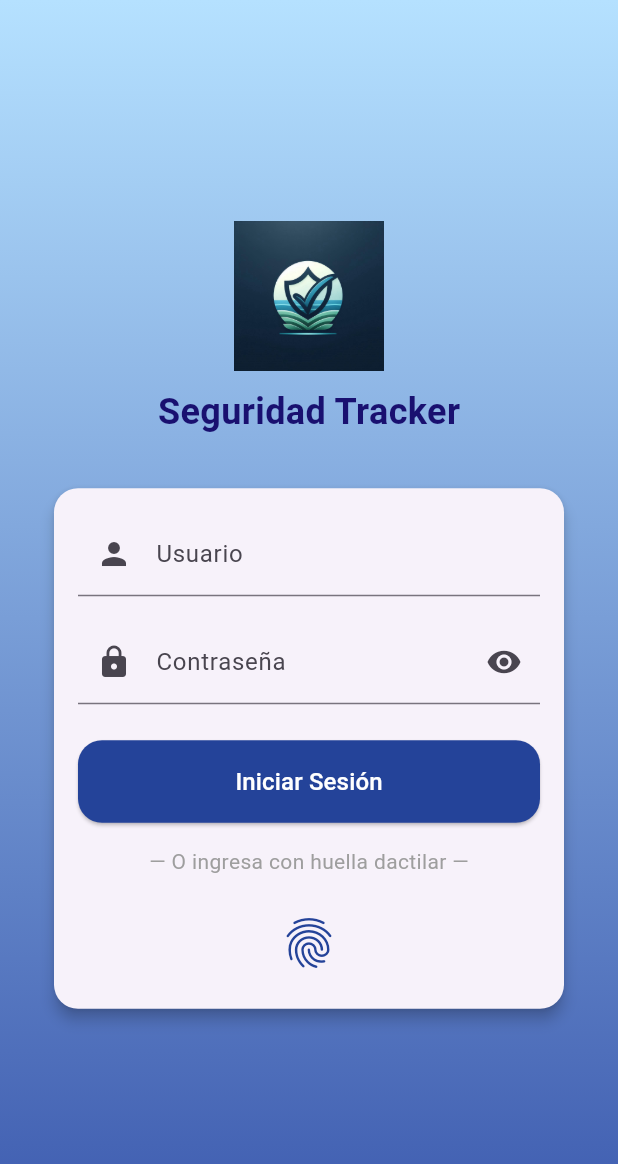
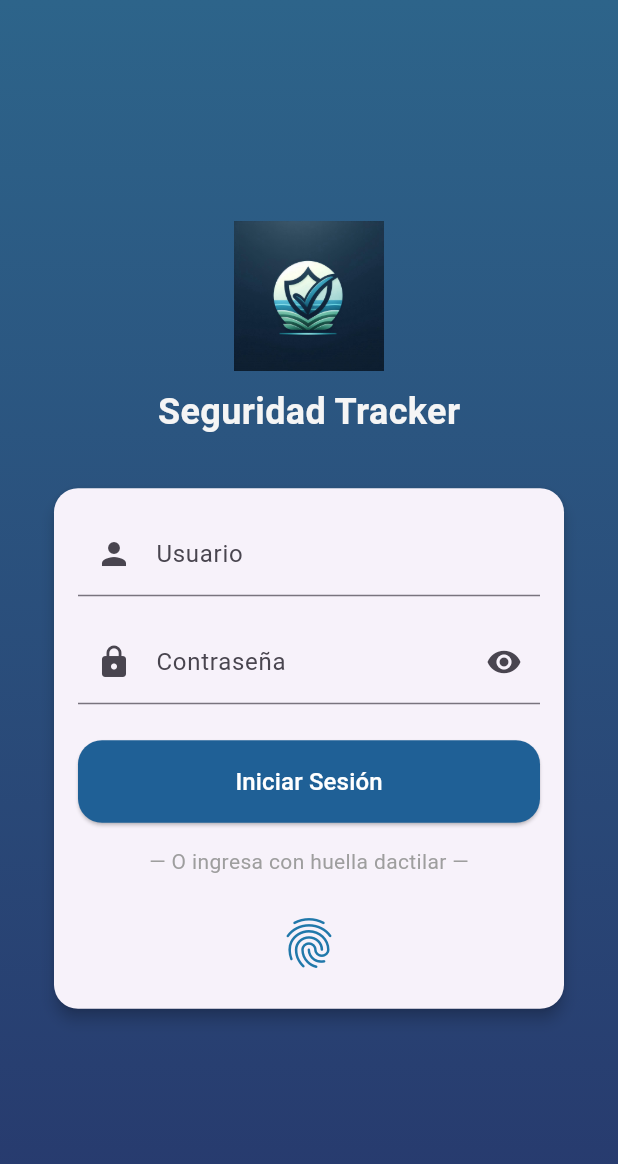
Before and after one commit to AndryusDev/SeguiradadTracker-App, a Flutter app: the screen it shows after launch, on a phone screen of 412 x 824 dp. Shown: the top 1164 px of the screen. Run offline on Flutter 3.47's test engine with Material 3 defaults, Android fonts, the light colour scheme and no system bars.

Commit message:
Cambiando colores de la pantalla de inicio de sesion

```diff
--- a/lib/main.dart
+++ b/lib/main.dart
@@ -28,8 +28,8 @@ class LoginScreen extends StatelessWidget {
         decoration: BoxDecoration(
           gradient: LinearGradient(
             colors: [
-              const Color.fromARGB(255, 181, 225, 255),
-              const Color.fromARGB(255, 61, 91, 175),
+              const Color.fromARGB(255, 45, 100, 138),
+              const Color.fromARGB(255, 39, 57, 109),
             ],
             begin: Alignment.topCenter,
             end: Alignment.bottomCenter,
@@ -53,7 +53,8 @@ class LoginScreen extends StatelessWidget {
                   style: TextStyle(
                     fontSize: 24,
                     fontWeight: FontWeight.bold,
-                    color: const Color.fromARGB(255, 25, 16, 112),
+                    color: const Color.fromARGB(255, 245, 245, 245),
+                    //color: const Color.fromARGB(255, 25, 16, 112),
                   ),
                 ),
                 SizedBox(height: 30),
@@ -100,9 +101,9 @@ class LoginScreen extends StatelessWidget {
                             style: ElevatedButton.styleFrom(
                               backgroundColor: const Color.fromARGB(
                                 255,
-                                36,
-                                67,
-                                153,
+                                31,
+                                96,
+                                150,
                               ),
                               shape: RoundedRectangleBorder(
                                 borderRadius: BorderRadius.circular(16),
@@ -130,7 +131,7 @@ class LoginScreen extends StatelessWidget {
                           icon: Icon(
                             Icons.fingerprint,
                             size: 40,
-                            color: const Color.fromARGB(255, 36, 67, 153),
+                            color: const Color.fromARGB(255, 32, 120, 170),
                           ),
                           onPressed: () {
                             // Aquí puedes integrar la autenticación biométrica (huella dactilar)
```
